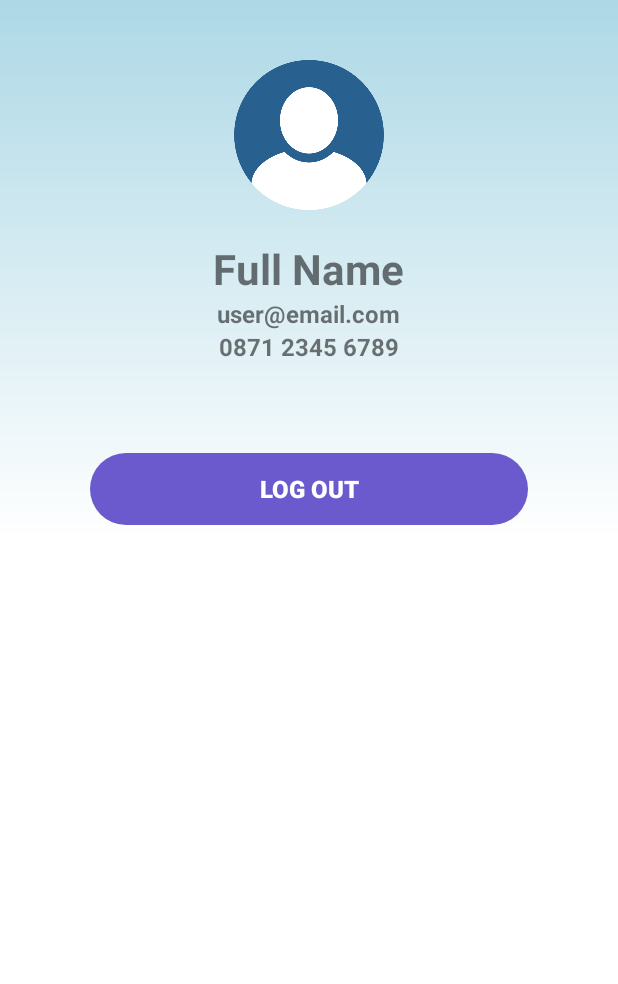
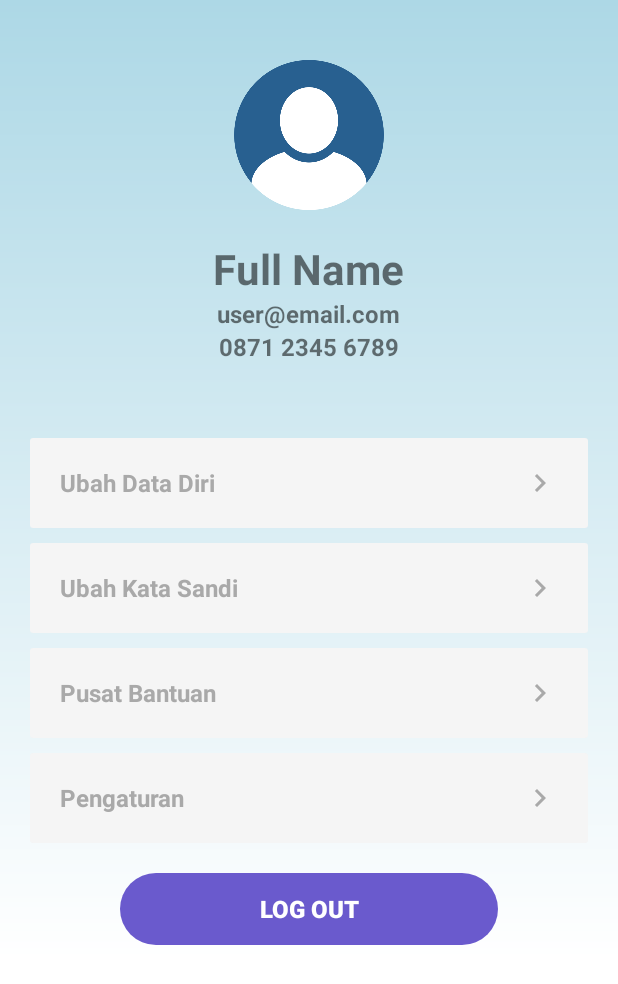
Before and after one commit to ngurahmaharta/FinalProject, an Android app: the layout fragment_profile.xml on its own in the app's theme, with its tools: preview values and no code run, on a phone screen of 412 x 824 dp. Shown: the top 984 px of the screen. Run offline under Robolectric (Android 15) with nearby library versions, the phone set to English and light mode, and no system bars; network calls fail.

Commit message:
rev profile page

```diff
--- /dev/null
+++ b/app/src/main/res/drawable/ic_baseline_keyboard_arrow_right.xml
@@ -0,0 +1,10 @@
+<vector xmlns:android="http://schemas.android.com/apk/res/android"
+    android:width="24dp"
+    android:height="24dp"
+    android:viewportWidth="24"
+    android:viewportHeight="24"
+    android:tint="?attr/colorControlNormal">
+  <path
+      android:fillColor="@android:color/white"
+      android:pathData="M8.59,16.59L13.17,12 8.59,7.41 10,6l6,6 -6,6 -1.41,-1.41z"/>
+</vector>
--- a/app/src/main/res/layout/fragment_profile.xml
+++ b/app/src/main/res/layout/fragment_profile.xml
@@ -12,20 +12,20 @@
         <RelativeLayout style="@style/loginParent">
 
             <LinearLayout
+                android:id="@+id/layContent"
                 android:layout_width="match_parent"
                 android:layout_height="wrap_content"
-                android:layout_centerInParent="true"
+                android:background="@drawable/profile_bk"
                 android:gravity="center_horizontal"
                 android:orientation="vertical"
-                android:id="@+id/layContent"
-                android:background="@drawable/profile_bk">
+                android:paddingHorizontal="20dp">
 
                 <ImageView
+                    android:layout_width="wrap_content"
+                    android:layout_height="160dp"
                     android:paddingTop="40dp"
                     android:paddingBottom="20dp"
-                    android:layout_width="wrap_content"
-                    android:layout_height="160dp"
-                    android:src="@drawable/profile_round"/>
+                    android:src="@drawable/profile_round" />
 
                 <TextView
                     android:id="@+id/tvFullName"
@@ -47,10 +47,94 @@
                     android:id="@+id/tvMobileNumber"
                     android:layout_width="wrap_content"
                     android:layout_height="wrap_content"
+                    android:layout_marginBottom="50dp"
                     android:text="0871 2345 6789"
                     android:textSize="16dp"
-                    android:textStyle="bold"
-                    android:layout_marginBottom="50dp"/>
+                    android:textStyle="bold" />
+
+                <com.google.android.material.card.MaterialCardView
+                    android:layout_width="match_parent"
+                    android:layout_height="60dp"
+                    android:layout_marginBottom="10dp"
+                    android:backgroundTint="@color/WhiteSmoke">
+
+                    <TextView
+                        android:id="@+id/tvUbahDataDiri"
+                        android:layout_width="match_parent"
+                        android:layout_height="match_parent"
+                        android:drawableRight="@drawable/ic_baseline_keyboard_arrow_right"
+                        android:drawableTint="@color/DarkGray"
+                        android:gravity="center_vertical"
+                        android:paddingLeft="20dp"
+                        android:paddingRight="20dp"
+                        android:text="Ubah Data Diri"
+                        android:textColor="@color/DarkGray"
+                        android:textSize="16sp"
+                        android:textStyle="bold" />
+                </com.google.android.material.card.MaterialCardView>
+
+                <com.google.android.material.card.MaterialCardView
+                    android:layout_width="match_parent"
+                    android:layout_height="60dp"
+                    android:layout_marginBottom="10dp"
+                    android:backgroundTint="@color/WhiteSmoke">
+
+                    <TextView
+                        android:id="@+id/tvUbahKataSandi"
+                        android:layout_width="match_parent"
+                        android:layout_height="match_parent"
+                        android:drawableRight="@drawable/ic_baseline_keyboard_arrow_right"
+                        android:drawableTint="@color/DarkGray"
+                        android:gravity="center_vertical"
+                        android:paddingLeft="20dp"
+                        android:paddingRight="20dp"
+                        android:text="Ubah Kata Sandi"
+                        android:textColor="@color/DarkGray"
+                        android:textSize="16sp"
+                        android:textStyle="bold" />
+                </com.google.android.material.card.MaterialCardView>
+
+                <com.google.android.material.card.MaterialCardView
+                    android:layout_width="match_parent"
+                    android:layout_height="60dp"
+                    android:layout_marginBottom="10dp"
+                    android:backgroundTint="@color/WhiteSmoke">
+
+                    <TextView
+                        android:id="@+id/tvPusatBantuan"
+                        android:layout_width="match_parent"
+                        android:layout_height="match_parent"
+                        android:drawableRight="@drawable/ic_baseline_keyboard_arrow_right"
+                        android:drawableTint="@color/DarkGray"
+                        android:gravity="center_vertical"
+                        android:paddingLeft="20dp"
+                        android:paddingRight="20dp"
+                        android:text="Pusat Bantuan"
+                        android:textColor="@color/DarkGray"
+                        android:textSize="16sp"
+                        android:textStyle="bold" />
+                </com.google.android.material.card.MaterialCardView>
+
+                <com.google.android.material.card.MaterialCardView
+                    android:layout_width="match_parent"
+                    android:layout_height="60dp"
+                    android:layout_marginBottom="10dp"
+                    android:backgroundTint="@color/WhiteSmoke">
+
+                    <TextView
+                        android:id="@+id/tvPengaturan"
+                        android:layout_width="match_parent"
+                        android:layout_height="match_parent"
+                        android:drawableRight="@drawable/ic_baseline_keyboard_arrow_right"
+                        android:drawableTint="@color/DarkGray"
+                        android:gravity="center_vertical"
+                        android:paddingLeft="20dp"
+                        android:paddingRight="20dp"
+                        android:text="Pengaturan"
+                        android:textColor="@color/DarkGray"
+                        android:textSize="16sp"
+                        android:textStyle="bold" />
+                </com.google.android.material.card.MaterialCardView>
 
                 <Button
                     android:id="@+id/bLogout"
@@ -59,11 +143,10 @@
                     android:layout_marginHorizontal="60dp"
                     android:layout_marginVertical="10dp"
                     android:background="@drawable/rounded_button"
+                    android:text="Log out"
                     android:textColor="@color/White"
                     android:textSize="16sp"
-                    android:textStyle="bold"
-                    android:text="Log out"
-                    />
+                    android:textStyle="bold" />
 
             </LinearLayout>
 
```
Also changed, not shown: app/src/main/AndroidManifest.xml (+9 -4 lines), app/src/main/java/com/ngurah/finalproject/controller/ComingSoonActivity.java (added, +22 -0 lines), app/src/main/java/com/ngurah/finalproject/controller/ui/profile/ProfileFragment.java (+35 -3 lines), app/src/main/res/layout/activity_coming_soon.xml (added, +32 -0 lines), app/src/main/res/drawable/ic_development_inprogress.png (added).
